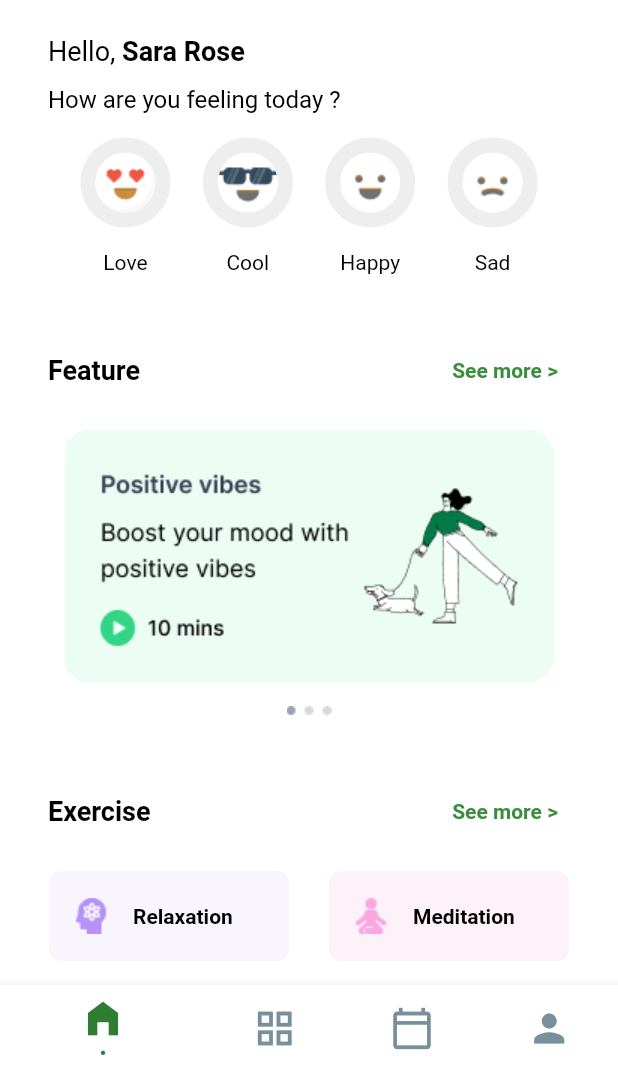
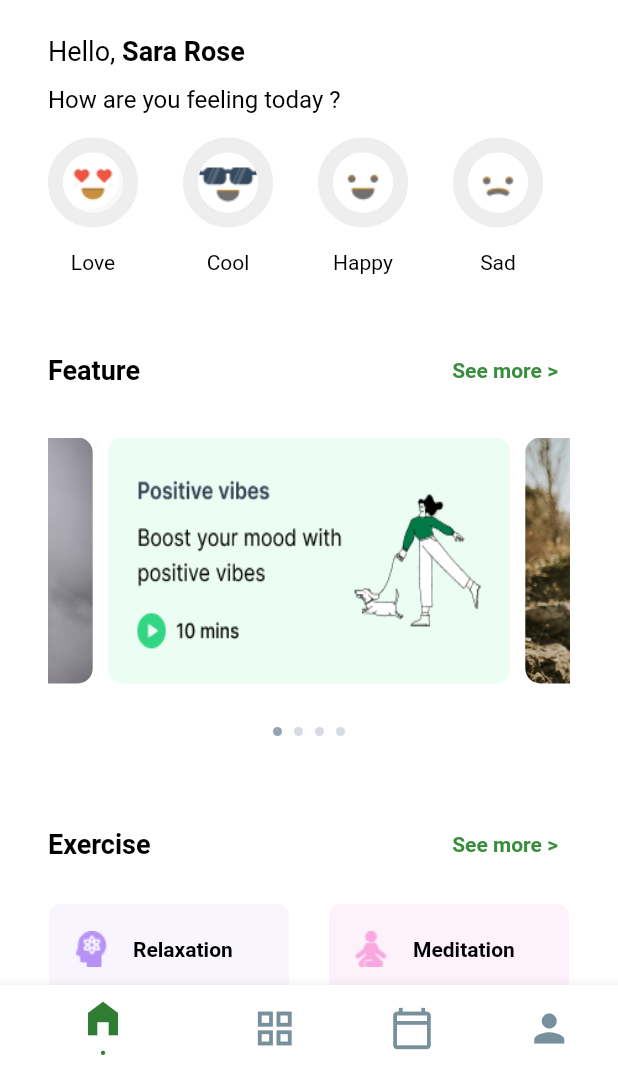
Before and after one commit to MinaAshraf67/route_exam, a Flutter app: the screen it shows after launch, on a phone screen of 412 x 824 dp, the part 161-1236 px from its top. Run offline on Flutter 3.47's test engine with Material 2 defaults, Android fonts, the phone set to English and light mode, and no system bars; drawn by our look-alikes of carousel_slider.

Commit message:
Update to screen one ( Pixel Perfect(

```diff
--- a/lib/screens/screen_one.dart
+++ b/lib/screens/screen_one.dart
@@ -1,4 +1,6 @@
+import 'package:carousel_slider/carousel_slider.dart';
 import 'package:flutter/material.dart';
+import 'package:route_exam/shared/constant/image_slider.dart';
 import 'package:route_exam/shared/my_circle_avatar.dart';
 import 'package:route_exam/shared/my_exercise.dart';
 
@@ -12,6 +14,9 @@ class ScreenOne extends StatefulWidget {
 
 class _ScreenOneState extends State<ScreenOne> {
   int index = 0;
+  CarouselController? _controller;
+
+  int _current = 0;
 
   @override
   Widget build(BuildContext context) {
@@ -119,19 +124,27 @@ class _ScreenOneState extends State<ScreenOne> {
                 height: 16.0,
               ),
               Row(
-                mainAxisAlignment: MainAxisAlignment.spaceEvenly,
                 children: [
                   MyCircleAvatar(
                     image: 'assets/images/circleIcon1.png',
                     circleAvatarLabel: 'Love',
                   ),
+                  const SizedBox(
+                    width: 30.0,
+                  ),
                   MyCircleAvatar(
                     image: 'assets/images/circleIcon2.png',
                     circleAvatarLabel: 'Cool',
                   ),
+                  const SizedBox(
+                    width: 30.0,
+                  ),
                   MyCircleAvatar(
                     image: 'assets/images/circleIcon3.png',
                     circleAvatarLabel: 'Happy',
+                  ),
+                  const SizedBox(
+                    width: 30.0,
                   ),
                   MyCircleAvatar(
                     image: 'assets/images/circleIcon4.png',
@@ -167,18 +180,62 @@ class _ScreenOneState extends State<ScreenOne> {
               const SizedBox(
                 height: 16.0,
               ),
-              Center(
-                child: Image.asset(
-                  'assets/images/moodImage.png',
+              CarouselSlider(
+                carouselController: _controller,
+                options: CarouselOptions(
+                  autoPlay: true,
+                  autoPlayInterval: const Duration(seconds: 4),
+                  autoPlayAnimationDuration: const Duration(seconds: 3),
+                  onPageChanged: (index, reason) {
+                    setState(() {
+                      _current = index;
+                    });
+                  },
+                  aspectRatio: 2,
                 ),
+                items: imgList
+                    .map((item) => Container(
+                          decoration: BoxDecoration(
+                            border: Border.all(
+                                width: 5.0, color: Colors.transparent),
+                          ),
+                          child: Center(
+                            child: ClipRRect(
+                              borderRadius: BorderRadius.circular(10.0),
+                              child: Image.asset(
+                                item,
+                                fit: BoxFit.fill,
+                                width: 1000,
+                                height: 600,
+                              ),
+                            ),
+                          ),
+                        ))
+                    .toList(),
               ),
               const SizedBox(
                 height: 16.0,
               ),
-              Center(
-                child: Image.asset(
-                  'assets/images/indictaor.png',
-                ),
+              Row(
+                mainAxisAlignment: MainAxisAlignment.center,
+                children: imgList.asMap().entries.map((entry) {
+                  return GestureDetector(
+                    onTap: () => _controller?.animateToPage(entry.key),
+                    child: Container(
+                      width: 6.0,
+                      height: 6.0,
+                      margin: const EdgeInsets.symmetric(
+                          vertical: 8.0, horizontal: 4.0),
+                      decoration: BoxDecoration(
+                          shape: BoxShape.circle,
+                          color: (Theme.of(context).brightness ==
+                                      Brightness.dark
+                                  ? Colors.white
+                                  : const Color(0XFF98A2B3))
+                              .withOpacity(_current == entry.key ? 1.0 : 0.4)),
+                    ),
+                  );
+                }).toList(),
               ),
               const SizedBox(
                 height: 40.0,
--- /dev/null
+++ b/lib/shared/constant/image_slider.dart
@@ -0,0 +1,6 @@
+final List<String> imgList = [
+  'assets/images/moodImage.png',
+  'assets/images/slider1.webp',
+  'assets/images/slider2.webp',
+  'assets/images/slider3.webp',
+];
```
Also changed, not shown: assets/images/2.0x/moodImage@2x.png, assets/images/3.0x/moodImage@3x.png, assets/images/moodImage.png, assets/images/slider1.webp (added), assets/images/slider2.webp (added), assets/images/slider3.webp (added).
